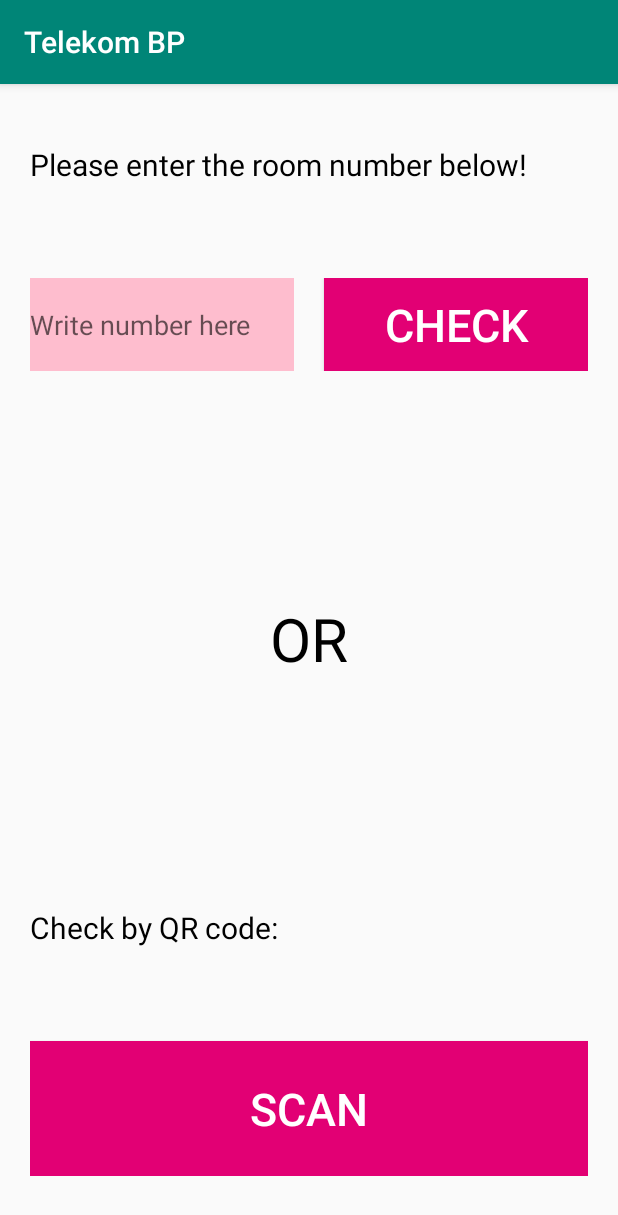
After one commit to Tinkameister/JunctionX_App, an Android app: the HowCheck screen opened directly, with no data from a screen before it, on a phone screen of 412 x 824 dp. The commit adds this screen. Shown: the top 1215 px of the screen. Run offline under Robolectric (Android 15) with nearby library versions, the phone set to English and light mode, and no system bars; libraries missing offline, so code that uses them is left out: org.eclipse.paho; 3 statements that could not run were skipped.

```diff
--- /dev/null
+++ b/app/src/main/java/com/example/myapplication/HowCheck.java
@@ -0,0 +1,59 @@
+package com.example.myapplication;
+
+import android.content.Intent;
+import android.os.Bundle;
+import android.view.View;
+import android.widget.Button;
+import android.widget.EditText;
+
+import androidx.appcompat.app.AppCompatActivity;
+
+import static java.lang.Integer.parseInt;
+
+public class HowCheck extends AppCompatActivity {
+
+    MqttNetwork client;
+    private EditText v;
+    Button t;
+    Intent NumberCheckIntent, SendRoomNumber;
+    String clientId;
+
+
+    @Override
+    protected void onCreate(Bundle savedInstanceState) {
+        super.onCreate(savedInstanceState);
+        setContentView(R.layout.activity_how_check);
+
+        Intent i = getIntent();
+        clientId = i.getStringExtra("userId");
+
+        if(client == null) {
+            client = new MqttNetwork(HowCheck.this, clientId);
+        }
+
+        Intent incoming = getIntent();
+        final String clientId = incoming.getStringExtra("userId");
+
+        NumberCheckIntent = new Intent(HowCheck.this, CheckActivity.class);
+
+
+
+        t = findViewById(R.id.numberButton);
+        t.setOnClickListener(new View.OnClickListener() {
+            @Override
+            public void onClick(View view) {
+                startActivity(NumberCheckIntent);
+                v = findViewById(R.id.CheckRoomText);
+                String content = v.getText().toString();
+
+
+                //MqttResponder
+
+                long today=System.currentTimeMillis()/1000;
+
+                client.MqttQueryReserveTimes(parseInt(content), today+84600, today+604800+84600);
+            }
+        });
+
+    }
+}
--- a/app/src/main/java/com/example/myapplication/MqttResponder.java
+++ b/app/src/main/java/com/example/myapplication/MqttResponder.java
@@ -43,7 +43,7 @@ public class MqttResponder extends AppCompatActivity {
     }
 
     public static void ReserveRoomResponse(String payload) {
-
+//ide kell írni a válaszra reakciókat, a KALENDÁR KIRÖLTŐT IS
     }
 
     public static void AddParticipantResponse(String payload) {
--- a/app/src/main/java/com/example/myapplication/ReserveActivity.java
+++ b/app/src/main/java/com/example/myapplication/ReserveActivity.java
@@ -19,7 +19,7 @@ import androidx.appcompat.app.AppCompatActivity;
 
 public class ReserveActivity extends AppCompatActivity {
 
-    MqttNetwork client;
+    MqttNetwork client; //1.
     Button submit;
     String clientId;
     String fromTime_txt;
@@ -54,7 +54,9 @@ public class ReserveActivity extends AppCompatActivity {
 
         if(client == null){
             client = new MqttNetwork(ReserveActivity.this, clientId);
-        }
+        } //----------------------2.az if fv, 2 paraméter activity ahol vagyok.this, clientID
+
+        //gombnyomáskor: MqttQueryReserveTimes(roomID int, long starttime, long endtime)
 
 
         dateButton = findViewById(R.id.dateButton);
--- /dev/null
+++ b/app/src/main/res/layout/activity_how_check.xml
@@ -0,0 +1,82 @@
+<?xml version="1.0" encoding="utf-8"?>
+<LinearLayout xmlns:android="http://schemas.android.com/apk/res/android"
+    xmlns:tools="http://schemas.android.com/tools"
+    android:layout_width="match_parent"
+    android:layout_height="match_parent"
+    android:orientation="vertical"
+    android:layout_marginRight="20dp"
+    android:layout_marginTop="40dp"
+    android:layout_marginBottom="40dp"
+    android:layout_marginLeft="20dp"
+    tools:context=".HowCheck">
+
+    <TextView
+        android:id="@+id/textView6"
+        android:layout_width="match_parent"
+        android:layout_height="0dp"
+        android:layout_weight="1"
+        android:textColor="@color/colorBlack"
+        android:textSize="20sp"
+        android:text="Please enter the room number below!" />
+
+    <LinearLayout
+        android:layout_width="match_parent"
+        android:layout_height="0dp"
+        android:layout_weight="0.7"
+        android:orientation="horizontal">
+
+        <EditText
+            android:id="@+id/CheckRoomText"
+            android:layout_width="0dp"
+            android:layout_height="match_parent"
+            android:layout_weight="1"
+            android:ems="10"
+            android:layout_marginRight="10dp"
+            android:background="@color/colorLightPink"
+            android:gravity="center_vertical"
+            android:inputType="numberDecimal"
+            android:hint="Write number here" />
+
+        <Button
+            android:id="@+id/numberButton"
+            android:layout_width="0dp"
+            android:layout_height="match_parent"
+            android:layout_marginLeft="10dp"
+            android:layout_weight="1"
+            android:textSize="30sp"
+            android:gravity="center"
+            android:background="@color/colorOriginalPink"
+            android:textColor="@color/colorWhite"
+            android:text="Check" />
+    </LinearLayout>
+
+    <TextView
+        android:id="@+id/textView8"
+        android:layout_width="match_parent"
+        android:layout_height="0dp"
+        android:layout_weight="4"
+        android:textColor="@color/colorBlack"
+        android:textSize="40sp"
+        android:gravity="center"
+        android:text="OR" />
+
+    <TextView
+        android:id="@+id/textView10"
+        android:layout_width="match_parent"
+        android:layout_height="0dp"
+        android:layout_weight="1"
+        android:textSize="20sp"
+        android:textColor="@color/colorBlack"
+        android:text="Check by QR code:" />
+
+    <Button
+        android:id="@+id/qrButton"
+        android:layout_width="match_parent"
+        android:layout_height="0dp"
+        android:layout_weight="1"
+        android:background="@color/colorOriginalPink"
+        android:textColor="@color/colorWhite"
+        android:textSize="30sp"
+        android:text="Scan" />
+
+</LinearLayout>
```
Also changed, not shown: app/src/main/AndroidManifest.xml (+7 -8 lines), app/src/main/java/com/example/myapplication/CheckActivity.java (+32 -23 lines), app/src/main/java/com/example/myapplication/RoomActivity.java (+15 -12 lines).
